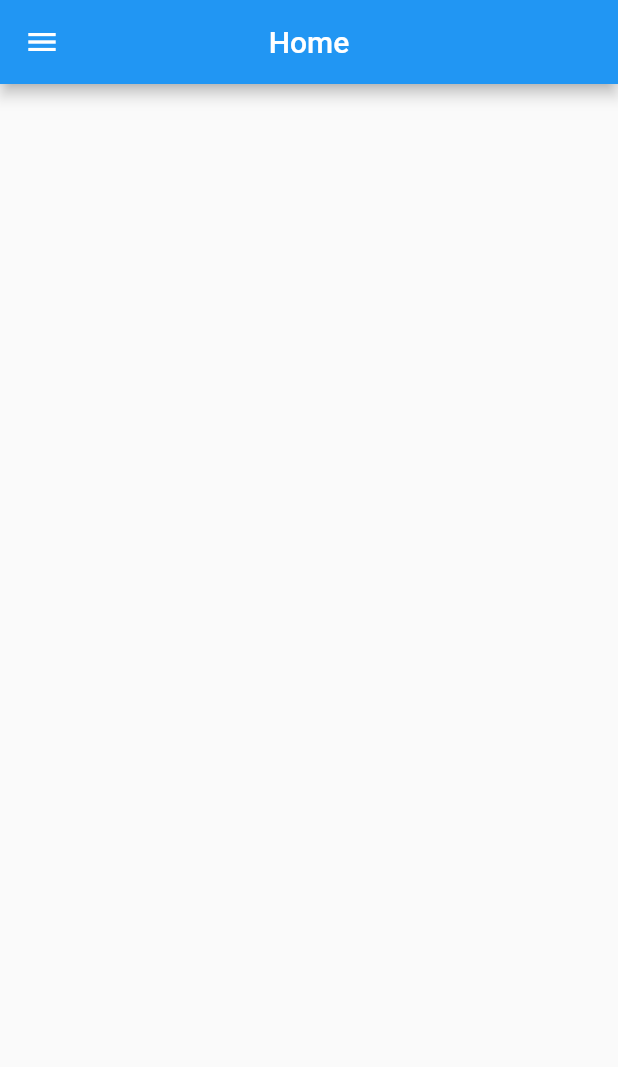
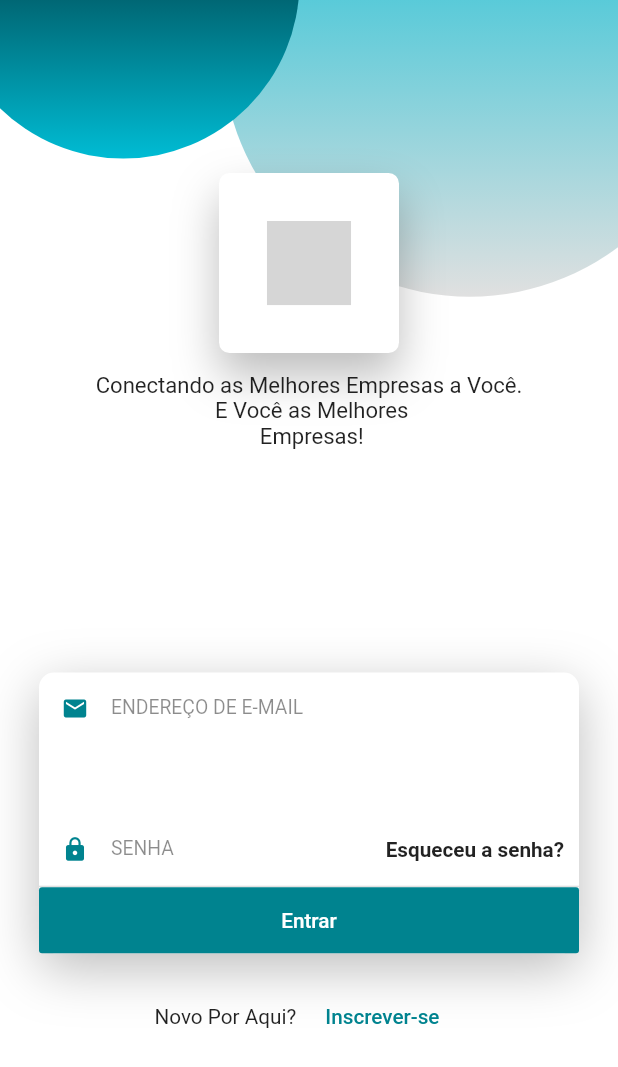
Before and after one commit to NylRJ/VenturaHR, a Flutter app: the screen it shows after launch, on a phone screen of 412 x 824 dp. Shown: the top 1067 px of the screen. Run offline on Flutter 3.47's test engine with Material 2 defaults, Android fonts, the phone set to English and light mode, and no system bars; our stand-ins replace cloud_firestore, flutter_svg; accounts and stored records are empty; grey boxes are pictures that could not be loaded.

Commit message:
Criando Tela de Login

```diff
--- a/ventura_rh/lib/common/custom_drawer/custom_drawer.dart
+++ b/ventura_rh/lib/common/custom_drawer/custom_drawer.dart
@@ -12,13 +12,13 @@ class CustomDrawer extends StatelessWidget {
             title: 'Inicio',
             page: 0,
           ),
-          Divider(),
+          const Divider(),
           DrawerTile(
             iconData: const IconData(0xe900, fontFamily: 'busca_vaga'),
             title: 'Vagas',
             page: 1,
           ),
-          Divider(),
+          const Divider(),
           DrawerTile(
             iconData: const IconData(0xe900, fontFamily: 'editar_vagas'),
             title: 'Vagas',
--- a/ventura_rh/lib/common/custom_drawer/drawer_tile.dart
+++ b/ventura_rh/lib/common/custom_drawer/drawer_tile.dart
@@ -30,7 +30,7 @@ class DrawerTile extends StatelessWidget {
                 color: curPage == page ?primaryColor:Colors.grey[700],
               ),
             ),
-            SizedBox(width: 32,),
+            const SizedBox(width: 32,),
             Text(
                 title,
               style: TextStyle(
--- a/ventura_rh/lib/main.dart
+++ b/ventura_rh/lib/main.dart
@@ -19,7 +19,8 @@ class MyApp extends StatelessWidget {
       debugShowCheckedModeBanner: false,
       theme: ThemeData(
 
-        primarySwatch: Colors.blue,
+        primaryColor: const Color.fromARGB(255, 0, 131 , 143),
+        scaffoldBackgroundColor: const Color.fromARGB(255, 197, 200, 200),
 
         visualDensity: VisualDensity.adaptivePlatformDensity,
       ),
--- a/ventura_rh/lib/screens/base/base_screen.dart
+++ b/ventura_rh/lib/screens/base/base_screen.dart
@@ -2,6 +2,7 @@ import 'package:flutter/material.dart';
 import 'package:provider/provider.dart';
 import 'package:ventura_rh/common/custom_drawer/custom_drawer.dart';
 import 'package:ventura_rh/models/page_manager.dart';
+import 'package:ventura_rh/screens/login/login_screen.dart';
 
 class BaseScreen extends StatelessWidget {
   final PageController pageController = PageController();
@@ -14,14 +15,7 @@ class BaseScreen extends StatelessWidget {
         controller: pageController,
         physics: NeverScrollableScrollPhysics(),
         children: [
-          Scaffold(
-            drawer: CustomDrawer(),
-            appBar: AppBar(
-              title: Text('Home'),
-              centerTitle: true,
-            ),
-
-          ),
+         LoginScreen(),
           Scaffold(
             drawer: CustomDrawer(),
             appBar: AppBar(
--- /dev/null
+++ b/ventura_rh/lib/screens/login/components/login_form.dart
@@ -0,0 +1,128 @@
+import 'package:flutter/cupertino.dart';
+import 'package:flutter/material.dart';
+
+import 'package:ventura_rh/utils/responsive.dart';
+import 'package:ventura_rh/widgets/input_text.dart';
+
+class LoginForm extends StatefulWidget {
+  @override
+  _LoginFormState createState() => _LoginFormState();
+}
+
+class _LoginFormState extends State<LoginForm> {
+
+  @override
+  Widget build(BuildContext context) {
+    final Responsive responsive = Responsive.of(context);
+
+    return Positioned(
+      bottom: 30,
+
+      child: Container(
+
+        constraints: BoxConstraints(
+          maxWidth: responsive.isTablet? 430: 360,
+        ),
+        child: Column(
+          children: <Widget>[
+            Container(
+
+              decoration: BoxDecoration(
+                  color: Colors.white,
+                  borderRadius: BorderRadius.circular(10),
+                  boxShadow: [
+          BoxShadow(
+          color: Colors.black26,
+          blurRadius: 30,
+          offset: Offset(0,10),
+        ),
+          ]),
+              child: Column(
+                children: [
+                  InputText(
+                    sufixIco: Icon(Icons.email,color: Theme.of(context).primaryColor,size:18,),
+                    labelText: 'ENDEREÇO DE E-MAIL',
+                    keyboardType: TextInputType.emailAddress,
+                    borderEnabled: false,
+                    fontSize: responsive.dp(responsive.isTablet? 1.2:1.4) ,
+                  ),
+                  SizedBox(height: responsive.dp(5),),
+                  Container(
+
+                      decoration: BoxDecoration(
+                        border:Border(
+                            bottom: BorderSide(
+                                color: Colors.black12
+                            )
+                        ),
+
+                      ),
+                      child: Row(
+                        children: <Widget>[
+                          Expanded(
+                            child: InputText(
+                              sufixIco: Icon(Icons.lock,color: Theme.of(context).primaryColor,size:18,),
+                              labelText: 'SENHA',
+                              keyboardType: TextInputType.visiblePassword,
+                              obscureText: true,
+                              borderEnabled: false,
+                              fontSize: responsive.dp(responsive.isTablet? 1.2:1.4) ,
+                            ),
+                          ),
+                          FlatButton(
+                            padding: EdgeInsets.symmetric(horizontal: 10),
+                            onPressed: (){},
+                            child: Text('Esqueceu a senha?',
+                              style: TextStyle(fontWeight: FontWeight.bold, fontSize: responsive.dp(responsive.isTablet? 1.2:1.5) ,),
+                            ),
+                          ),
+                        ],
+                      )),
+
+                  SizedBox(
+                    width: double.infinity,
+                    height: 44,
+                    child: FlatButton(
+                      child: Text(
+                        'Entrar',
+                        style: TextStyle(color: Colors.white,
+                          fontSize:responsive.dp(1.5),
+                        ),
+                      ),
+                      color: Theme.of(context).primaryColor,
+                      onPressed: (){
+
+                      },
+                    ),
+                  ),
+                ],
+              ),
+            ),
+
+            SizedBox(height: responsive.dp(2),),
+            Row(
+              mainAxisAlignment: MainAxisAlignment.center,
+              children: <Widget>[
+                Text('Novo Por Aqui? ',
+                  style: TextStyle(
+                    fontSize:responsive.dp(1.5),
+                  ),
+                ),
+                FlatButton(
+                  onPressed: (){},
+                  child: Text(
+                      'Inscrever-se',
+                      style: TextStyle(
+                          color: Theme.of(context).primaryColor,fontSize:responsive.dp(1.5),
+                      ),
+                  ),
+                )
+              ],
+            ),
+            SizedBox(height: responsive.dp(10),),
+          ],
+        ),
+      ),
+    );
+  }
+}
--- /dev/null
+++ b/ventura_rh/lib/screens/login/login_screen.dart
@@ -0,0 +1,91 @@
+import 'package:flutter/material.dart';
+import 'package:ventura_rh/utils/responsive.dart';
+import 'package:ventura_rh/widgets/circle.dart';
+import 'package:ventura_rh/widgets/icon_container.dart';
+
+import 'components/login_form.dart';
+
+class LoginScreen extends StatelessWidget {
+  final GlobalKey<ScaffoldState> scaffoldKey = GlobalKey<ScaffoldState>();
+  @override
+  Widget build(BuildContext context) {
+    final Responsive responsive = Responsive.of(context);
+
+    final double pinkSize = responsive.wp(80);
+    final double orangeSize = responsive.wp(57);
+
+    print('orangeSize = $orangeSize');
+    print('pinkSize = $pinkSize');
+
+
+    return Scaffold(
+        key: scaffoldKey,
+
+        body:GestureDetector(
+          onTap: (){
+            FocusScope.of(context).unfocus();
+          },
+          child: SingleChildScrollView(
+            child: Container(
+              width: responsive.width,
+              height: responsive.height,
+              color: Colors.white,
+              child: Stack(
+                alignment: Alignment.center,
+                children: <Widget>[
+
+                  Positioned(
+                    top:   -pinkSize * 0.4,
+                    right: -pinkSize * 0.2,
+                    child: Circle(
+                      size: pinkSize,
+                      colors:[
+                        Colors.cyan,
+                        Colors.grey[300]
+                      ],
+                    ),
+                  ),
+                  Positioned(
+                    top: -orangeSize * 0.55,
+                    left:-orangeSize * 0.15,
+                    child: Circle(
+                      size: orangeSize,
+                      colors:[
+                        Colors.black,
+                        Colors.cyan,
+                      ],
+                    ),
+                  ),
+                  Positioned(
+                    top: pinkSize * 0.35,
+
+                    child: Column(
+                      children: <Widget>[
+                        IconContainer(
+                          size:responsive.wp(17),
+                        ),
+                        SizedBox(
+                          height: responsive.wp(3),
+                        ),
+                        Text(
+                          'Conectando as Melhores Empresas a Você.\n E Você as Melhores \n Empresas!',
+                          textAlign: TextAlign.center,
+                          style: TextStyle(
+                            fontSize: responsive.dp(1.6),
+                          ) ,)
+                      ],
+                    ),),
+                  Container(
+
+                    child: LoginForm(),
+                  ),
+
+
+                ],
+              ),
+            ),
+          ),
+        )
+    );
+  }
+}
--- /dev/null
+++ b/ventura_rh/lib/utils/responsive.dart
@@ -0,0 +1,34 @@
+import 'dart:math' as math;
+
+import 'package:flutter/material.dart';
+
+class Responsive {
+  double _width, _height, _diagonal;
+  bool _isTablet;
+
+  double get width => _width;
+
+  double get height => _height;
+
+  double get diagonal => _diagonal;
+
+  bool get isTablet => _isTablet;
+
+  static Responsive of(BuildContext context) => Responsive(context);
+
+  Responsive(BuildContext context) {
+    final Size size = MediaQuery.of(context).size;
+    this._width = size.width;
+    this._height = size.height;
+
+    //c2+ a2+b2 => c = srt(a2+b2)
+    this. _diagonal = math.sqrt(math.pow(_width, 2) + math.pow(_height, 2));
+    this._isTablet = size.shortestSide >= 600;
+  }
+
+  double wp(double percent) => _width * percent / 100;
+
+  double hp(double percent) => _height * percent / 100;
+
+  double dp(double percent) => _diagonal * percent / 100;
+}
--- /dev/null
+++ b/ventura_rh/lib/widgets/circle.dart
@@ -0,0 +1,29 @@
+import 'package:flutter/material.dart';
+
+
+class Circle extends StatelessWidget {
+  final double size;
+  final List<Color> colors;
+   Circle({
+     Key key,
+     @required this.size,
+     @required this.colors
+   }): assert(size != null && size > 0),
+       assert(colors !=null && colors.length >= 2 ),
+       super(key: key);
+  @override
+  Widget build(BuildContext context) {
+    return Container(
+      width: this.size,
+      height: this.size,
+      decoration: BoxDecoration(
+        gradient: LinearGradient(
+          colors: this.colors,
+          begin: Alignment.topCenter,
+          end: Alignment.bottomCenter
+        ),
+        shape: BoxShape.circle
+      ),
+    );
+  }
+}
--- /dev/null
+++ b/ventura_rh/lib/widgets/icon_container.dart
@@ -0,0 +1,35 @@
+import 'package:flutter/material.dart';
+import 'package:flutter_svg/flutter_svg.dart';
+
+class IconContainer extends StatelessWidget {
+  final double size;
+  IconContainer({Key key, @required this.size})
+      : assert(size != null && size > 0),
+        super(key: key);
+
+  @override
+  Widget build(BuildContext context) {
+    return Container(
+      width: 120,
+      height: 120,
+      decoration: BoxDecoration(
+          color: Colors.white,
+          borderRadius: BorderRadius.circular(this.size * 0.1),
+          boxShadow: [
+            BoxShadow(
+              color: Colors.black26,
+              blurRadius: 25,
+              offset: Offset(0,15),
+            ),
+          ]),
+      padding: EdgeInsets.all(this.size * 0.15),
+      child: Center(
+        child: SvgPicture.asset(
+          'assets/logo.svg',color: null,
+          width: this.size * 0.8,
+          height: this.size * 0.8,
+        ),
+      ),
+    );
+  }
+}
--- /dev/null
+++ b/ventura_rh/lib/widgets/input_text.dart
@@ -0,0 +1,42 @@
+import 'package:flutter/material.dart';
+
+class InputText extends StatelessWidget {
+  final String labelText;
+  final TextInputType keyboardType;
+  final bool obscureText, borderEnabled;
+  final double fontSize;
+  final Icon sufixIco;
+
+
+
+  const InputText({Key key,this.labelText = '',this.keyboardType = TextInputType.text, this.obscureText = false, this.borderEnabled = true,this.fontSize = 15,this.sufixIco}):super(key: key);
+
+  @override
+  Widget build(BuildContext context) {
+
+    return  TextFormField(
+      keyboardType: keyboardType,
+      obscureText: obscureText,
+      style: TextStyle(
+        fontSize: fontSize,
+      ),
+      decoration: InputDecoration(
+        labelText: labelText,
+        prefixIcon: sufixIco,
+        contentPadding: const EdgeInsets.symmetric(vertical: 5),
+        enabledBorder: !borderEnabled
+            ?InputBorder.none
+            :const UnderlineInputBorder(
+          borderSide: BorderSide(
+            color: Colors.black12
+          )
+        ),
+        labelStyle: const TextStyle(
+          color: Colors.black45,
+          fontWeight: FontWeight.w400,
+
+        ),
+      ),
+    );
+  }
+}
--- a/ventura_rh/pubspec.yaml
+++ b/ventura_rh/pubspec.yaml
@@ -43,6 +43,7 @@ dependencies:
   dio: ^3.0.9
   brasil_fields: ^0.1.0
   geolocator: ^5.3.2+2
+  flutter_svg: ^0.18.0
 
 dev_dependencies:
   flutter_test:
@@ -61,8 +62,8 @@ flutter:
   uses-material-design: true
 
   # To add assets to your application, add an assets section, like this:
-  # assets:
-  #   - images/a_dot_burr.jpeg
+  assets:
+    - assets/logo.svg
   #   - images/a_dot_ham.jpeg
 
   # An image asset can refer to one or more resolution-specific "variants", see
```
Also changed, not shown: ventura_rh/assets/logo.svg (added), ventura_rh/pubspec.lock.
